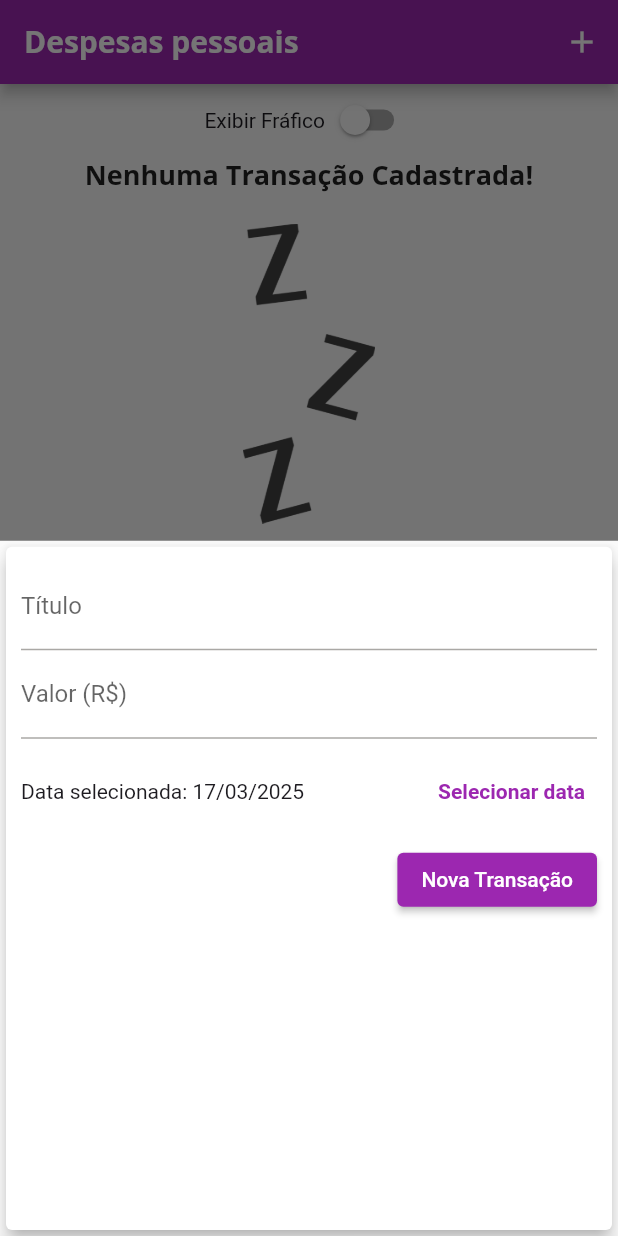
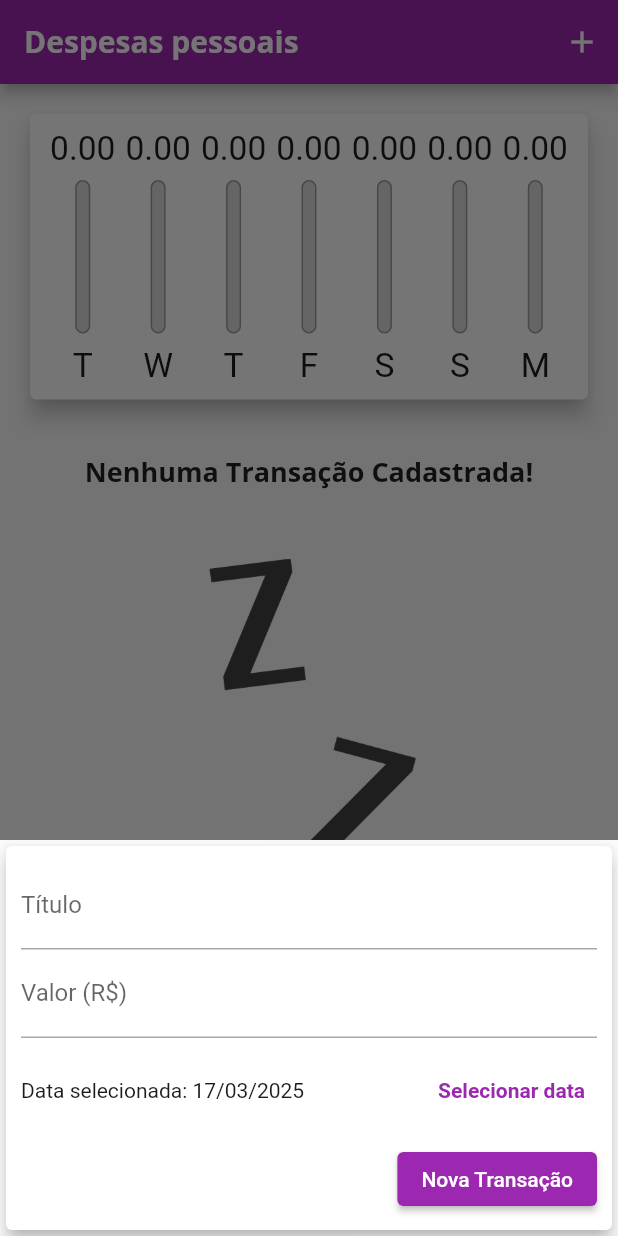
Before and after one commit to JJtankevans/controle_de_despesas, a Flutter app: the screen it shows after launch, after a tap on the "add" icon, on a phone screen of 412 x 824 dp. Run offline on Flutter 3.47's test engine with Material 3 defaults, Android fonts, the phone set to English and light mode, and no system bars.

Commit message:
feature:deal-with-landscape-problems

```diff
--- a/lib/components/transaction_form.dart
+++ b/lib/components/transaction_form.dart
@@ -45,10 +45,19 @@ class _TransactionFormState extends State<TransactionForm> {
 
   @override
   Widget build(BuildContext context) {
-    return Card(
+    bool isLandscape =
+        MediaQuery.of(context).orientation == Orientation.landscape;
+
+    return SingleChildScrollView(
+      child: Card(
         elevation: 5,
         child: Padding(
-        padding: const EdgeInsets.all(10),
+          padding: EdgeInsets.only(
+            top: 10,
+            right: 10,
+            left: 10,
+            bottom: 10 + MediaQuery.of(context).viewInsets.bottom,
+          ),
           child: Column(
             children: [
               TextField(
@@ -63,7 +72,7 @@ class _TransactionFormState extends State<TransactionForm> {
                 keyboardType: TextInputType.numberWithOptions(decimal: true),
               ),
               Container(
-              height: 70,
+                height: !isLandscape ? 70 : 40,
                 child: Row(
                   children: [
                     Expanded(
@@ -95,6 +104,7 @@ class _TransactionFormState extends State<TransactionForm> {
             ],
           ),
         ),
+      ),
     );
   }
 }
--- a/lib/components/transaction_list.dart
+++ b/lib/components/transaction_list.dart
@@ -14,26 +14,36 @@ class TransactionList extends StatelessWidget {
   @override
   Widget build(BuildContext context) {
     return transactions.isEmpty
-        ? Column(
+        ? LayoutBuilder(
+          builder: (context, constraints) {
+            return Column(
               children: [
-            Text(
+                SizedBox(height: constraints.maxHeight * 0.03),
+                Container(
+                  height: constraints.maxHeight * 0.1,
+                  child: Text(
                     "Nenhuma Transação Cadastrada!",
                     style: Theme.of(context).textTheme.titleLarge,
                   ),
-            SizedBox(height: 20),
+                ),
+                SizedBox(height: constraints.maxHeight * 0.03),
                 Container(
-              height: 200,
+                  height: constraints.maxHeight * 0.6,
                   child: Image.asset(
                     "assets/images/waiting.png",
                     fit: BoxFit.cover,
                   ),
                 ),
               ],
+            );
+          },
         )
         : ListView.builder(
           itemCount: transactions.length,
           itemBuilder: (ctx, index) {
             final tr = transactions[index];
+            return LayoutBuilder(
+              builder: (context, constraints) {
                 return Card(
                   elevation: 5,
                   margin: EdgeInsets.symmetric(vertical: 8, horizontal: 5),
@@ -68,5 +78,7 @@ class TransactionList extends StatelessWidget {
                 );
               },
             );
+          },
+        );
   }
 }
--- a/lib/main.dart
+++ b/lib/main.dart
@@ -97,6 +97,8 @@ class _MyHomePageState extends State<MyHomePage> {
   Widget build(BuildContext context) {
     //permiter que o texto aumente de acordo com o que foi selecionado pelo usuario
     double scaleFactor = MediaQuery.of(context).textScaler.scale(1.0);
+    bool isLandscape =
+        MediaQuery.of(context).orientation == Orientation.landscape;
 
     final appBar = AppBar(
       title: Text(
@@ -104,6 +106,16 @@ class _MyHomePageState extends State<MyHomePage> {
         style: TextStyle(fontSize: 20 * scaleFactor),
       ),
       actions: [
+        if (isLandscape)
+          IconButton(
+            icon: Icon(_showChart ? Icons.list : Icons.show_chart),
+            onPressed:
+                () => {
+                  setState(() {
+                    _showChart = !_showChart;
+                  }),
+                },
+          ),
         IconButton(
           icon: Icon(Icons.add),
           onPressed: () => _openTransactionFormModal(context),
@@ -122,26 +134,13 @@ class _MyHomePageState extends State<MyHomePage> {
         child: Column(
           crossAxisAlignment: CrossAxisAlignment.stretch,
           children: [
-            Row(
-              mainAxisAlignment: MainAxisAlignment.center,
-              children: [
-                Text("Exibir Fráfico"),
-                Switch(
-                  value: _showChart,
-                  onChanged: (value) {
-                    setState(() {
-                      _showChart = value;
-                    });
-                  },
+            if (_showChart || !isLandscape)
+              Container(
+                height: availableHeight * (isLandscape ? 0.7 : 0.3),
+                child: Chart(recentTransaction: _recentTransactions),
               ),
-              ],
-            ),
-            _showChart == true
-                ? Container(
-                  height: availableHeight * 0.3,
-                  child: Chart(recentTransaction: _recentTransactions),
-                )
-                : Container(
+            if (!_showChart || !isLandscape)
+              Container(
                 height: availableHeight * 0.7,
                 child: TransactionList(
                   transactions: _transactions,
```
Lines whose indentation alone changed are shown as unchanged.
